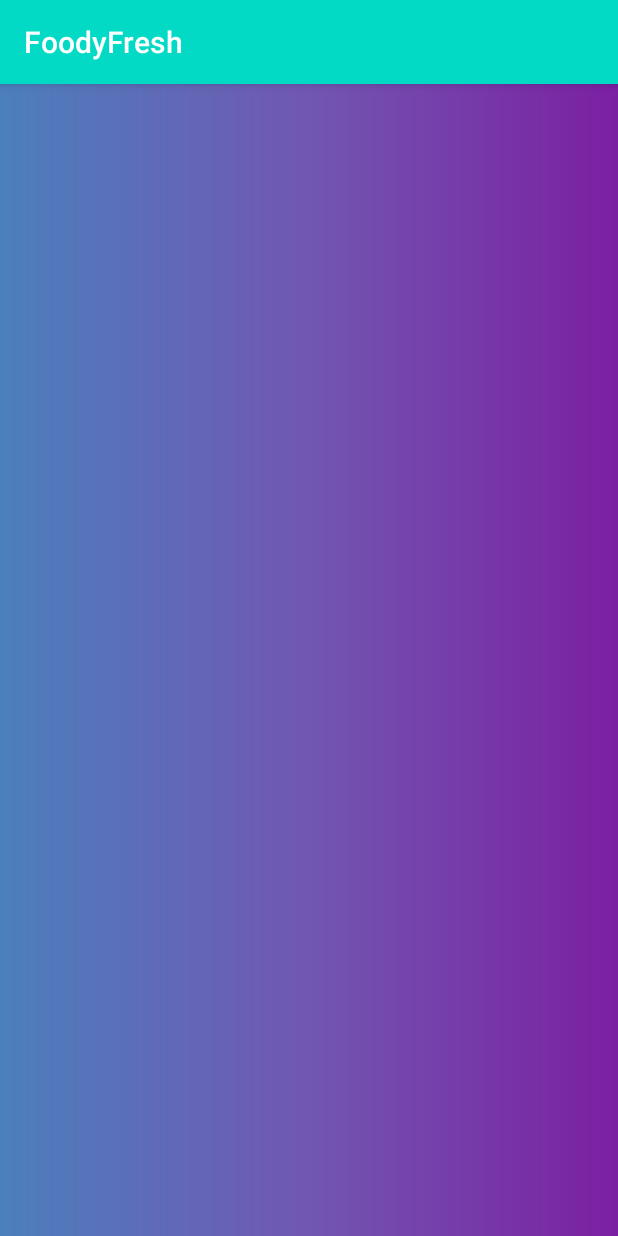
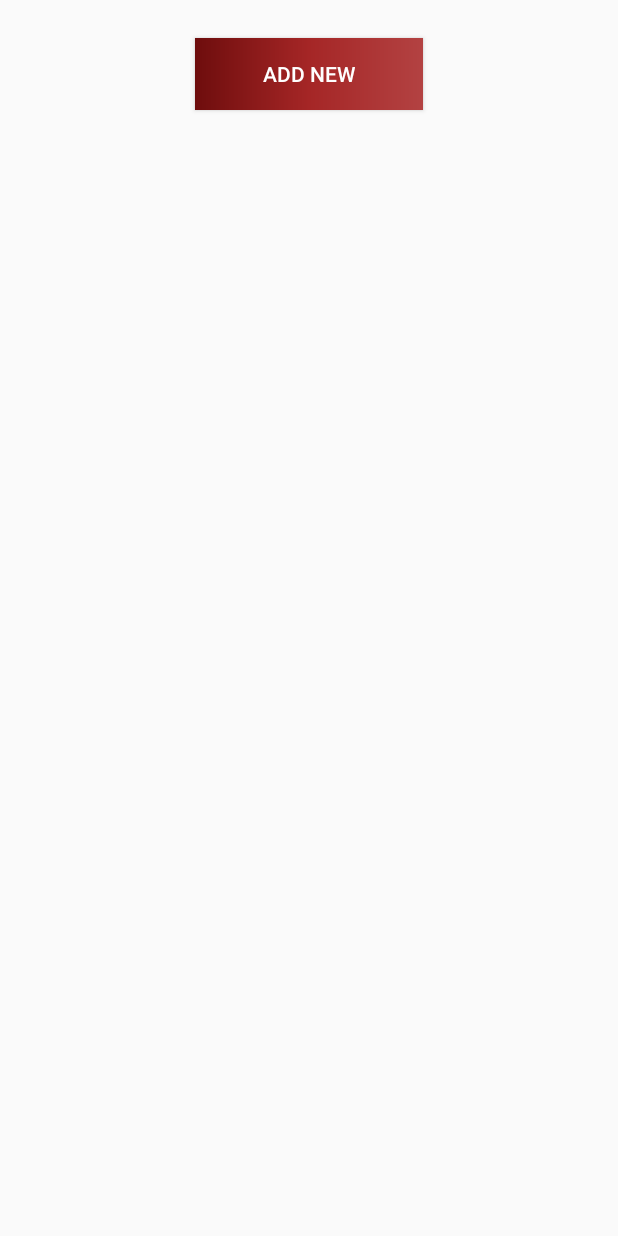
Before and after one commit to amihaylovaa/FoodyFresh, an Android app: the DessertActivity screen opened directly, with no data from a screen before it, on a phone screen of 412 x 824 dp. Run offline under Robolectric (Android 15) with nearby library versions, the phone set to English and light mode, and no system bars.

Commit message:
change to RelativeLayout, add buttons for new items, add gradients for buttons' colours

```diff
--- /dev/null
+++ b/app/src/main/res/drawable/dessert.xml
@@ -0,0 +1,9 @@
+<?xml version="1.0" encoding="utf-8"?>
+<shape xmlns:android="http://schemas.android.com/apk/res/android">
+
+    <gradient android:startColor="#B34242"
+        android:centerColor="#A52626"
+        android:endColor="#6E0D0D"
+        android:type="linear"
+        android:angle="180"/>
+</shape>
--- a/app/src/main/res/layout/activity_dessert.xml
+++ b/app/src/main/res/layout/activity_dessert.xml
@@ -1,8 +1,18 @@
 <?xml version="1.0" encoding="utf-8"?>
-<ScrollView xmlns:android="http://schemas.android.com/apk/res/android"
+<RelativeLayout xmlns:android="http://schemas.android.com/apk/res/android"
     android:layout_width="match_parent"
     android:layout_height="match_parent">
 
-
-
-</ScrollView>
+    <androidx.appcompat.widget.AppCompatButton
+        android:layout_width="wrap_content"
+        android:layout_height="wrap_content"
+        android:layout_centerHorizontal="true"
+        android:layout_marginTop="25dp"
+        android:background="@drawable/dessert"
+        android:paddingLeft="45dp"
+        android:paddingRight="45dp"
+        android:text="@string/new_item"
+        android:textColor="@color/white"
+        >
+    </androidx.appcompat.widget.AppCompatButton>
+</RelativeLayout>
--- a/app/src/main/res/values-night/themes.xml
+++ b/app/src/main/res/values-night/themes.xml
@@ -1,8 +1,7 @@
 <resources xmlns:tools="http://schemas.android.com/tools">
     <!-- Base application theme. -->
-    <style name="Theme.FoodyFresh" parent="Theme.AppCompat.DayNight.DarkActionBar">
-        <item name="android:windowBackground">@drawable/action_bar_gradient</item>
-        <item name="colorPrimary">@color/teal_700</item>
+    <style name="Theme.FoodyFresh" parent="Theme.AppCompat.DayNight.NoActionBar">
+        <item name="colorPrimary">@color/purple_500</item>
         <item name="colorPrimaryVariant">@color/purple_200</item>
         <!-- Secondary brand color. -->
         <item name="colorSecondary">@color/teal_200</item>
--- a/app/src/main/res/values/strings.xml
+++ b/app/src/main/res/values/strings.xml
@@ -6,4 +6,5 @@
     <string name="main_dishes">Main Dishes</string>
     <string name="desserts">Desserts</string>
     <string name="others">Others</string>
+    <string name="new_item">Add new</string>
 </resources>
--- a/app/src/main/res/values/themes.xml
+++ b/app/src/main/res/values/themes.xml
@@ -1,8 +1,7 @@
 <resources xmlns:tools="http://schemas.android.com/tools">
     <!-- Base application theme. -->
-    <style name="Theme.FoodyFresh" parent="Theme.AppCompat.DayNight.DarkActionBar">
-        <item name="android:windowBackground">@drawable/action_bar_gradient</item>
-        <item name="colorPrimary">@color/teal_200</item>
+    <style name="Theme.FoodyFresh" parent="Theme.AppCompat.DayNight.NoActionBar">
+        <item name="colorPrimary">@color/purple_500</item>
         <item name="colorPrimaryVariant">@color/purple_700</item>
         <item name="colorOnPrimary">@color/white</item>
         <!-- Secondary brand color. -->
```
Also changed, not shown: app/src/main/res/drawable/appetizers_gradient.xml (added, +8 -0 lines), app/src/main/res/drawable/main_dishes_gradient.xml (added, +9 -0 lines), app/src/main/res/drawable/other.xml (added, +9 -0 lines), app/src/main/res/drawable/salads_gradient.xml (added, +9 -0 lines), app/src/main/res/drawable/soups_gradient.xml (added, +9 -0 lines), app/src/main/res/layout/activity_appetizer.xml (+12 -4 lines), app/src/main/res/layout/activity_maindish.xml (+14 -4 lines), app/src/main/res/layout/activity_other.xml (+14 -4 lines), app/src/main/res/layout/activity_salad.xml (+14 -4 lines), app/src/main/res/layout/activity_soup.xml (+14 -3 lines).
